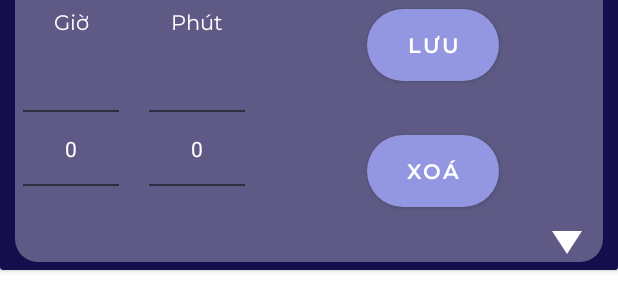
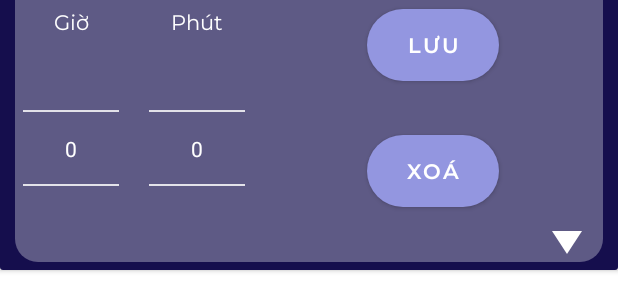
Before and after one commit to TrisTaam/Usage-Time-Control, an Android app: the layout follow_app_view.xml on its own in the app's theme, with its tools: preview values and no code run, on a phone screen of 412 x 824 dp. Shown: the part 143-443 px from the top of the screen. Run offline under Robolectric (Android 15) with nearby library versions, the phone set to English and light mode, and no system bars.

Commit message:
Update theme

```diff
--- a/app/src/main/res/values/styles.xml
+++ b/app/src/main/res/values/styles.xml
@@ -1,7 +1,7 @@
 <?xml version="1.0" encoding="utf-8"?>
 <resources>
     <style name="NumberPickerTheme">
-        <item name="colorAccent">@color/white</item>
+        <item name="colorControlNormal">@color/white</item>
         <item name="android:textColorPrimary">@color/white</item>
         <item name="fontFamily">@font/montserratregular</item>
         <item name="android:textSize">14sp</item>
```
